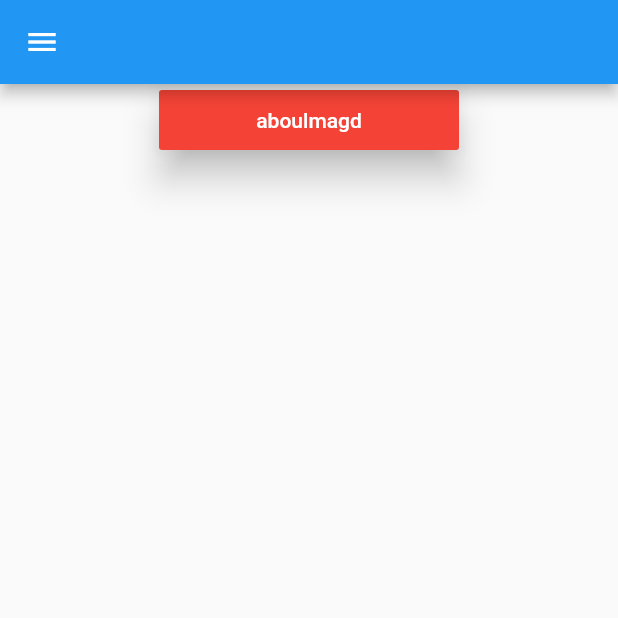
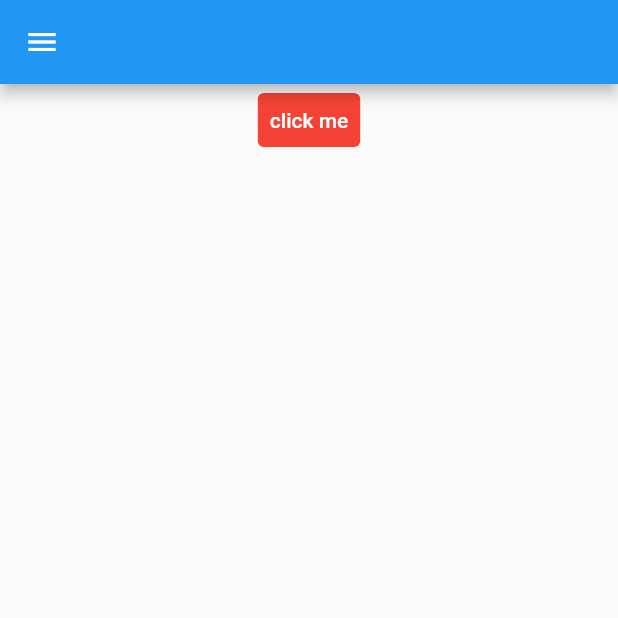
Before and after one commit to aboulmagdApp/flutter_startup, a Flutter app: the screen it shows after launch, on a phone screen of 412 x 824 dp, the top half of it. Run offline on Flutter 3.47's test engine with Material 2 defaults, Android fonts, the light colour scheme and no system bars.

Commit message:
TextButton

```diff
--- a/lib/main.dart
+++ b/lib/main.dart
@@ -33,15 +33,11 @@ class Login extends StatelessWidget {
         body: Column(
           children: [
             Center(
-              child: MaterialButton(
+              child: TextButton(
                 onPressed: () {},
-                child: Text('aboulmagd'),
-                elevation: 10,
-                splashColor: Colors.blue,
-                color: Colors.red,
-                height: 40,
-                minWidth: 200,
-                textColor: Colors.white,
+                child: Text('click me'),
+                style: TextButton.styleFrom(
+                    primary: Colors.white, backgroundColor: Colors.red),
               ),
             ),
           ],
```
